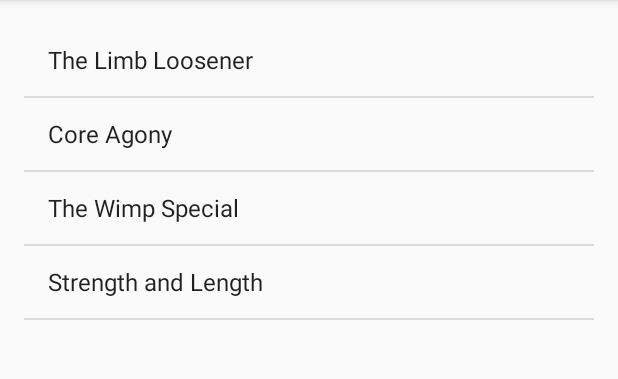
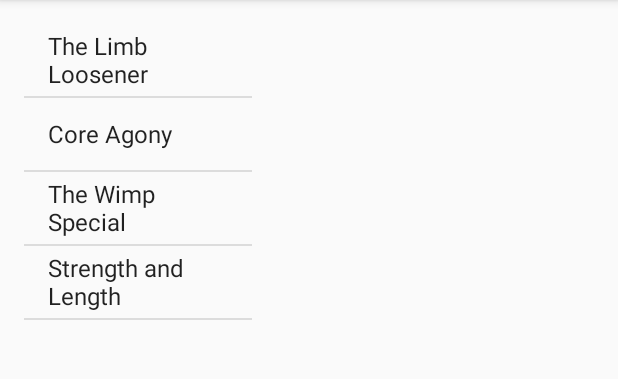
Before and after one commit to csJd/learning-hfad, an Android app: the screen it shows after launch (MainActivity), on a phone screen of 412 x 824 dp, the part 84-463 px from its top. Run offline under Robolectric (Android 15) with nearby library versions, the phone set to English and light mode, and no system bars.

```diff
--- a/Workout/app/src/main/java/com/hfad/workout/MainActivity.java
+++ b/Workout/app/src/main/java/com/hfad/workout/MainActivity.java
@@ -2,20 +2,27 @@ package com.hfad.workout;
 
 import android.app.Fragment;
 import android.app.FragmentManager;
+import android.app.FragmentTransaction;
 import android.support.v7.app.AppCompatActivity;
 import android.os.Bundle;
 
-public class MainActivity extends AppCompatActivity {
+public class MainActivity extends AppCompatActivity implements WorkoutListFragment.WorkoutListListener {
 
-    //private WorkoutDetailFragment fragDetail;
-    private Fragment fragList;
     @Override
     protected void onCreate(Bundle savedInstanceState) {
         super.onCreate(savedInstanceState);
         setContentView(R.layout.activity_main);
         FragmentManager fragmentManager = getFragmentManager();
+    }
 
-        //fragDetail =  (WorkoutDetailFragment)fragmentManager.findFragmentById(R.id.frag_detail);
-        fragList = fragmentManager.findFragmentById(R.id.frag_list);
+    @Override
+    public void itemClicked(long id) {
+        WorkoutDetailFragment details = new WorkoutDetailFragment();
+        FragmentTransaction ft = getFragmentManager().beginTransaction();
+        details.setWorkoutId((int) id);
+        ft.replace(R.id.fram_detail, details);
+        ft.addToBackStack(null);
+        ft.setTransition(FragmentTransaction.TRANSIT_FRAGMENT_FADE);
+        ft.commit();
     }
 }
--- a/Workout/app/src/main/java/com/hfad/workout/WorkoutListFragment.java
+++ b/Workout/app/src/main/java/com/hfad/workout/WorkoutListFragment.java
@@ -1,6 +1,7 @@
 package com.hfad.workout;
 
 
+import android.app.Activity;
 import android.app.ListFragment;
 import android.os.Bundle;
 import android.support.v4.app.Fragment;
@@ -8,6 +9,7 @@ import android.view.LayoutInflater;
 import android.view.View;
 import android.view.ViewGroup;
 import android.widget.ArrayAdapter;
+import android.widget.ListView;
 import android.widget.TextView;
 
 /**
@@ -15,6 +17,12 @@ import android.widget.TextView;
  */
 public class WorkoutListFragment extends ListFragment {
 
+
+    public interface WorkoutListListener {
+        void itemClicked(long id);
+    }
+
+    private WorkoutListListener listener;
 
     public WorkoutListFragment() {
         // Required empty public constructor
@@ -29,4 +37,18 @@ public class WorkoutListFragment extends ListFragment {
 
         return super.onCreateView(inflater, container, savedInstanceState);
     }
+
+    @Override
+    public void onAttach(Activity activity) {
+        super.onAttach(activity);
+        listener = (WorkoutListListener) activity;
+    }
+
+    @Override
+    public void onListItemClick(ListView l, View v, int position, long id) {
+        super.onListItemClick(l, v, position, id);
+        if (listener != null) {
+            listener.itemClicked(id);
+        }
+    }
 }
--- a/Workout/app/src/main/res/layout/activity_main.xml
+++ b/Workout/app/src/main/res/layout/activity_main.xml
@@ -1,5 +1,5 @@
 <?xml version="1.0" encoding="utf-8"?>
-<RelativeLayout xmlns:android="http://schemas.android.com/apk/res/android"
+<LinearLayout xmlns:android="http://schemas.android.com/apk/res/android"
     xmlns:tools="http://schemas.android.com/tools"
     android:layout_width="match_parent"
     android:layout_height="match_parent"
@@ -7,14 +7,20 @@
     android:paddingLeft="@dimen/activity_horizontal_margin"
     android:paddingRight="@dimen/activity_horizontal_margin"
     android:paddingTop="@dimen/activity_vertical_margin"
+    android:orientation="horizontal"
     tools:context="com.hfad.workout.MainActivity">
 
     <fragment
         class="com.hfad.workout.WorkoutListFragment"
         android:id="@+id/frag_list"
-        android:layout_width="match_parent"
+        android:layout_width="0dp"
         android:layout_height="match_parent"
-        tools:layout="@layout/fragment_workout_detail" />
+        android:layout_weight="2" />
 
+    <FrameLayout
+        android:id="@+id/fram_detail"
+        android:layout_width="0dp"
+        android:layout_height="match_parent"
+        android:layout_weight="3" />
 
-</RelativeLayout>
+</LinearLayout>
```
